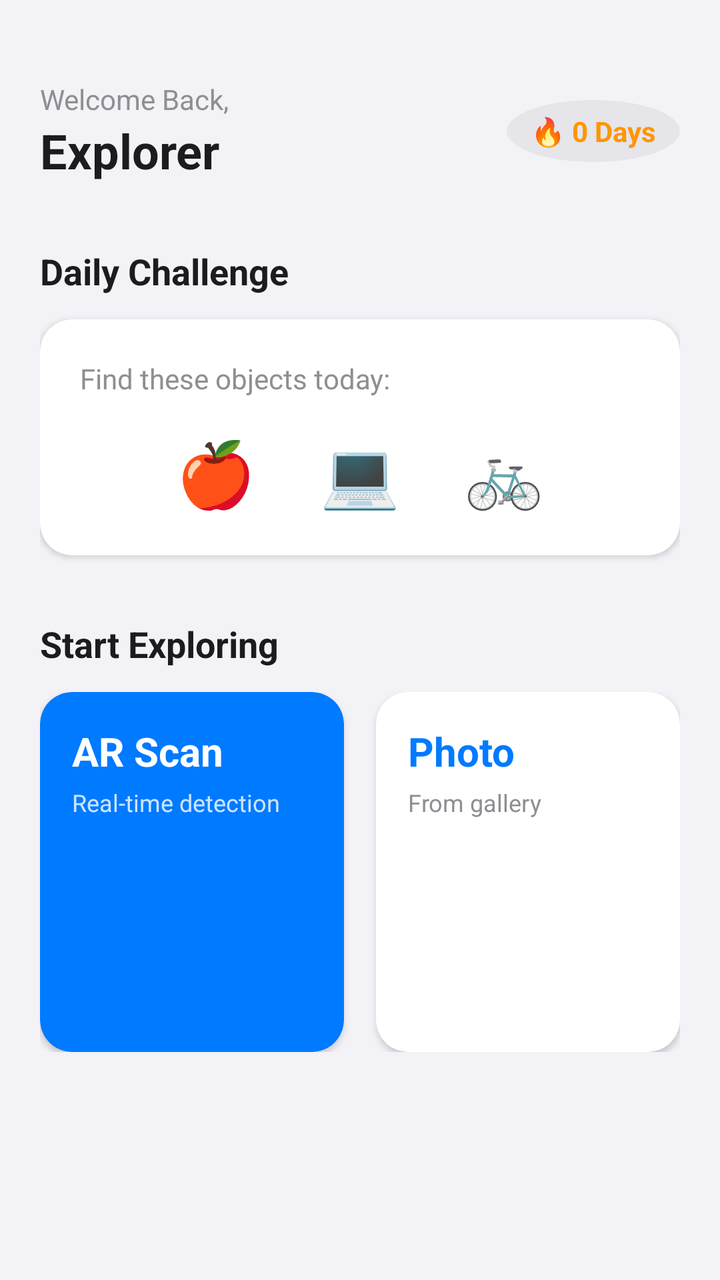
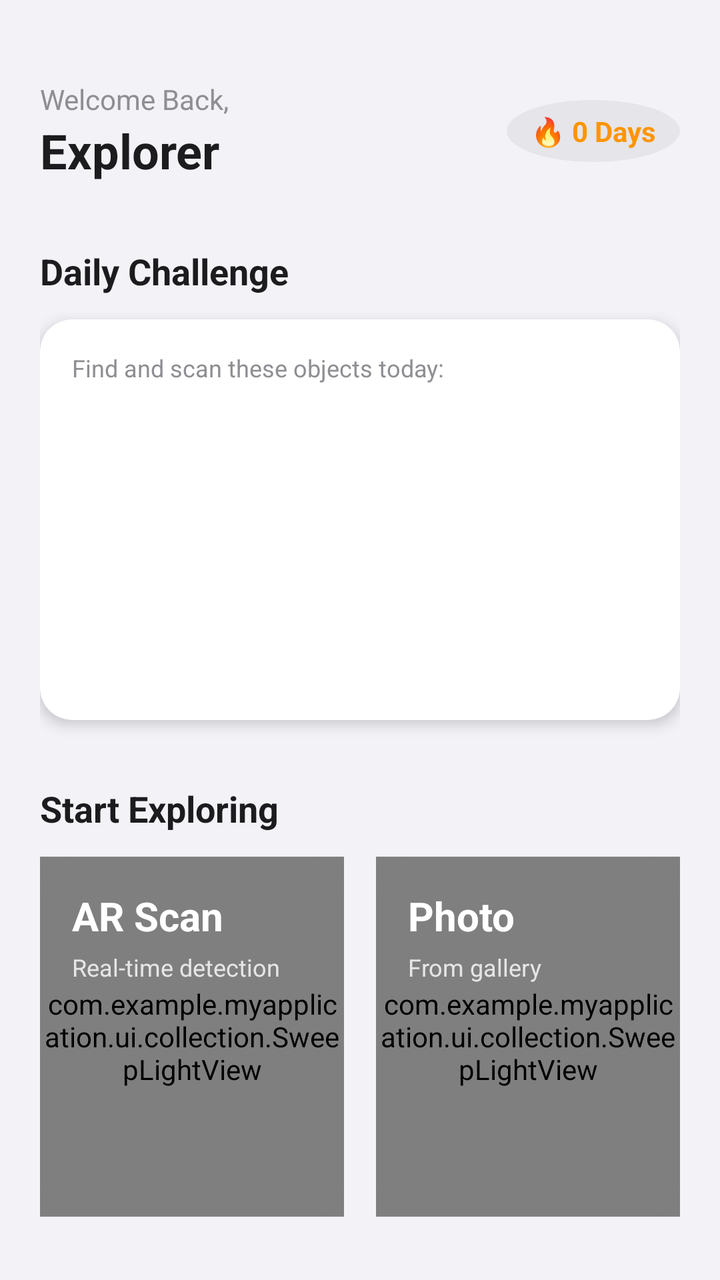

Screens rendered from an Android XML layout before and after an edit, with the pre-edit source and the edit as a unified diff.
<!-- AndroidManifest.xml: application theme Theme.VisionVoice -->
<!-- res/layout/fragment_home.xml -->
<?xml version="1.0" encoding="utf-8"?>
<androidx.core.widget.NestedScrollView xmlns:android="http://schemas.android.com/apk/res/android"
    xmlns:app="http://schemas.android.com/apk/res-auto"
    android:layout_width="match_parent"
    android:layout_height="match_parent"
    android:background="@color/surface_gray"
    android:padding="20dp">

    <LinearLayout
        android:layout_width="match_parent"
        android:layout_height="wrap_content"
        android:orientation="vertical"
        android:paddingTop="20dp">

        
        <LinearLayout
            android:layout_width="match_parent"
            android:layout_height="wrap_content"
            android:gravity="center_vertical"
            android:orientation="horizontal">
            <LinearLayout
                android:layout_width="0dp"
                android:layout_height="wrap_content"
                android:layout_weight="1"
                android:orientation="vertical">
                <TextView
                    android:layout_width="wrap_content"
                    android:layout_height="wrap_content"
                    android:text="Welcome Back,"
                    android:textColor="@color/text_secondary"
                    android:textSize="14sp" />
                <TextView
                    android:layout_width="wrap_content"
                    android:layout_height="wrap_content"
                    android:text="Explorer"
                    android:textColor="@color/text_primary"
                    android:textSize="24sp"
                    android:textStyle="bold" />
            </LinearLayout>
            
            <LinearLayout
                android:layout_width="wrap_content"
                android:layout_height="wrap_content"
                android:background="@drawable/bg_circle_gray"
                android:paddingHorizontal="12dp"
                android:paddingVertical="6dp">
                <TextView
                    android:id="@+id/tvStreakCount"
                    android:layout_width="wrap_content"
                    android:layout_height="wrap_content"
                    android:text="🔥 0 Days"
                    android:textColor="@color/brand_orange"
                    android:textStyle="bold"/>
            </LinearLayout>
        </LinearLayout>

        
        <TextView
            android:layout_width="wrap_content"
            android:layout_height="wrap_content"
            android:text="Daily Challenge"
            android:layout_marginTop="32dp"
            android:layout_marginBottom="12dp"
            android:textSize="18sp"
            android:textStyle="bold"
            android:textColor="@color/text_primary"/>

        <androidx.cardview.widget.CardView
            style="@style/CardStyle"
            android:layout_width="match_parent"
            android:layout_height="wrap_content">
            <LinearLayout
                android:layout_width="match_parent"
                android:layout_height="wrap_content"
                android:padding="20dp"
                android:orientation="vertical">
                <TextView
                    android:layout_width="wrap_content"
                    android:layout_height="wrap_content"
                    android:text="Find these objects today:"
                    android:textColor="@color/text_secondary"/>
                <LinearLayout
                    android:id="@+id/containerDailyTasks"
                    android:layout_width="match_parent"
                    android:layout_height="wrap_content"
                    android:layout_marginTop="16dp"
                    android:orientation="horizontal"
                    android:gravity="center">
                    <TextView
                        android:layout_width="wrap_content"
                        android:layout_height="wrap_content"
                        android:text="🍎"
                        android:textSize="32sp"
                        android:layout_marginEnd="32dp"/>
                    <TextView
                        android:layout_width="wrap_content"
                        android:layout_height="wrap_content"
                        android:text="💻"
                        android:textSize="32sp"
                        android:layout_marginEnd="32dp"/>
                    <TextView
                        android:layout_width="wrap_content"
                        android:layout_height="wrap_content"
                        android:text="🚲"
                        android:textSize="32sp"/>
                </LinearLayout>
            </LinearLayout>
        </androidx.cardview.widget.CardView>

        
        <TextView
            android:layout_width="wrap_content"
            android:layout_height="wrap_content"
            android:text="Start Exploring"
            android:layout_marginTop="32dp"
            android:layout_marginBottom="12dp"
            android:textSize="18sp"
            android:textStyle="bold"
            android:textColor="@color/text_primary"/>

        <LinearLayout
            android:layout_width="match_parent"
            android:layout_height="wrap_content"
            android:orientation="horizontal">

            
            <androidx.cardview.widget.CardView
                android:id="@+id/cardRealtimeScan"
                style="@style/CardStyle"
                app:cardBackgroundColor="@color/brand_blue"
                android:layout_width="0dp"
                android:layout_height="180dp"
                android:layout_weight="1"
                android:layout_marginEnd="8dp">
                <RelativeLayout
                    android:layout_width="match_parent"
                    android:layout_height="match_parent"
                    android:padding="16dp">
                    <TextView
                        android:id="@+id/tvScanTitle"
                        android:layout_width="wrap_content"
                        android:layout_height="wrap_content"
                        android:text="AR Scan"
                        android:textColor="@color/white"
                        android:textSize="20sp"
                        android:textStyle="bold"/>
                    <TextView
                        android:layout_width="wrap_content"
                        android:layout_height="wrap_content"
                        android:layout_below="@id/tvScanTitle"
                        android:text="Real-time detection"
                        android:textColor="#CCFFFFFF"
                        android:textSize="12sp"
                        android:layout_marginTop="4dp"/>
                    
                </RelativeLayout>
            </androidx.cardview.widget.CardView>

            
            <androidx.cardview.widget.CardView
                android:id="@+id/cardPhotoUpload"
                style="@style/CardStyle"
                android:layout_width="0dp"
                android:layout_height="180dp"
                android:layout_weight="1"
                android:layout_marginStart="8dp">
                <RelativeLayout
                    android:layout_width="match_parent"
                    android:layout_height="match_parent"
                    android:padding="16dp">
                    <TextView
                        android:id="@+id/tvPhotoTitle"
                        android:layout_width="wrap_content"
                        android:layout_height="wrap_content"
                        android:text="Photo"
                        android:textColor="@color/brand_blue"
                        android:textSize="20sp"
                        android:textStyle="bold"/>
                    <TextView
                        android:layout_width="wrap_content"
                        android:layout_height="wrap_content"
                        android:layout_below="@id/tvPhotoTitle"
                        android:text="From gallery"
                        android:textColor="@color/text_secondary"
                        android:textSize="12sp"
                        android:layout_marginTop="4dp"/>
                </RelativeLayout>
            </androidx.cardview.widget.CardView>
        </LinearLayout>
        
        <Space android:layout_width="match_parent" android:layout_height="80dp"/>
    </LinearLayout>
</androidx.core.widget.NestedScrollView>
<!-- resources referenced by this layout -->
<resources>
  <color name="brand_blue">#007AFF</color>
  <color name="brand_orange">#FF9500</color>
  <color name="surface_gray">#F2F2F7</color>
  <color name="text_primary">#1C1C1E</color>
  <color name="text_secondary">#8E8E93</color>
  <color name="white">#FFFFFFFF</color>
  <!-- drawable bg_circle_gray (drawable) -->
  <shape xmlns:android="http://schemas.android.com/apk/res/android" android:shape="oval">
      <solid android:color="#E5E5EA" />
  </shape>
  <style name="CardStyle">
          <item name="android:layout_width">match_parent</item>
          <item name="android:layout_height">wrap_content</item>
          <item name="cardCornerRadius">16dp</item>
          <item name="cardElevation">2dp</item>
          <item name="cardBackgroundColor">@color/white</item>
      </style>
  <style name="Theme.VisionVoice" parent="Theme.Material3.DayNight.NoActionBar">
          <item name="colorPrimary">@color/brand_blue</item>
          <item name="colorOnPrimary">@color/white</item>
          <item name="colorSecondary">@color/brand_orange</item>
          <item name="android:statusBarColor">@color/surface_gray</item>
          <item name="android:windowLightStatusBar">true</item>
      </style>
</resources>

<!-- the commit's change to res/layout/fragment_home.xml (unified diff, before → after) -->
@@ -3,21 +3,20 @@
     xmlns:app="http://schemas.android.com/apk/res-auto"
     android:layout_width="match_parent"
     android:layout_height="match_parent"
-    android:background="@color/surface_gray"
-    android:padding="20dp">
+    android:background="@color/surface_gray">
 
     <LinearLayout
         android:layout_width="match_parent"
         android:layout_height="wrap_content"
         android:orientation="vertical"
-        android:paddingTop="20dp">
-
-        
+        android:padding="20dp">
+
         <LinearLayout
             android:layout_width="match_parent"
             android:layout_height="wrap_content"
             android:gravity="center_vertical"
-            android:orientation="horizontal">
+            android:orientation="horizontal"
+            android:layout_marginTop="20dp">
             <LinearLayout
                 android:layout_width="0dp"
                 android:layout_height="wrap_content"
@@ -37,7 +36,6 @@
                     android:textSize="24sp"
                     android:textStyle="bold" />
             </LinearLayout>
-            
             <LinearLayout
                 android:layout_width="wrap_content"
                 android:layout_height="wrap_content"
@@ -54,8 +52,8 @@
             </LinearLayout>
         </LinearLayout>
 
-        
         <TextView
+            android:id="@+id/tvChallengeTitle"
             android:layout_width="wrap_content"
             android:layout_height="wrap_content"
             android:text="Daily Challenge"
@@ -68,46 +66,32 @@
         <androidx.cardview.widget.CardView
             style="@style/CardStyle"
             android:layout_width="match_parent"
-            android:layout_height="wrap_content">
+            android:layout_height="wrap_content"
+            app:cardElevation="4dp">
             <LinearLayout
                 android:layout_width="match_parent"
                 android:layout_height="wrap_content"
-                android:padding="20dp"
+                android:padding="16dp"
                 android:orientation="vertical">
                 <TextView
                     android:layout_width="wrap_content"
                     android:layout_height="wrap_content"
-                    android:text="Find these objects today:"
-                    android:textColor="@color/text_secondary"/>
+                    android:text="Find and scan these objects today:"
+                    android:textColor="@color/text_secondary"
+                    android:textSize="12sp"/>
+
                 <LinearLayout
                     android:id="@+id/containerDailyTasks"
                     android:layout_width="match_parent"
-                    android:layout_height="wrap_content"
-                    android:layout_marginTop="16dp"
+                    android:layout_height="140dp"
+                    android:layout_marginTop="12dp"
                     android:orientation="horizontal"
-                    android:gravity="center">
-                    <TextView
-                        android:layout_width="wrap_content"
-                        android:layout_height="wrap_content"
-                        android:text="🍎"
-                        android:textSize="32sp"
-                        android:layout_marginEnd="32dp"/>
-                    <TextView
-                        android:layout_width="wrap_content"
-                        android:layout_height="wrap_content"
-                        android:text="💻"
-                        android:textSize="32sp"
-                        android:layout_marginEnd="32dp"/>
-                    <TextView
-                        android:layout_width="wrap_content"
-                        android:layout_height="wrap_content"
-                        android:text="🚲"
-                        android:textSize="32sp"/>
+                    android:gravity="center"
+                    android:weightSum="3">
                 </LinearLayout>
             </LinearLayout>
         </androidx.cardview.widget.CardView>
 
-        
         <TextView
             android:layout_width="wrap_content"
             android:layout_height="wrap_content"
@@ -123,71 +107,114 @@
             android:layout_height="wrap_content"
             android:orientation="horizontal">
 
-            
-            <androidx.cardview.widget.CardView
-                android:id="@+id/cardRealtimeScan"
-                style="@style/CardStyle"
-                app:cardBackgroundColor="@color/brand_blue"
+            <FrameLayout
                 android:layout_width="0dp"
                 android:layout_height="180dp"
                 android:layout_weight="1"
                 android:layout_marginEnd="8dp">
-                <RelativeLayout
+
+                <com.example.myapplication.ui.custom.GravityShimmerView
+                    android:id="@+id/shimmerBgScan"
+                    android:layout_width="match_parent"
+                    android:layout_height="match_parent" />
+
+                <androidx.cardview.widget.CardView
+                    android:id="@+id/cardRealtimeScan"
                     android:layout_width="match_parent"
                     android:layout_height="match_parent"
-                    android:padding="16dp">
-                    <TextView
-                        android:id="@+id/tvScanTitle"
-                        android:layout_width="wrap_content"
-                        android:layout_height="wrap_content"
-                        android:text="AR Scan"
-                        android:textColor="@color/white"
-                        android:textSize="20sp"
-                        android:textStyle="bold"/>
-                    <TextView
-                        android:layout_width="wrap_content"
-                        android:layout_height="wrap_content"
-                        android:layout_below="@id/tvScanTitle"
-                        android:text="Real-time detection"
-                        android:textColor="#CCFFFFFF"
-                        android:textSize="12sp"
-                        android:layout_marginTop="4dp"/>
-                    
-                </RelativeLayout>
-            </androidx.cardview.widget.CardView>
-
-            
-            <androidx.cardview.widget.CardView
-                android:id="@+id/cardPhotoUpload"
-                style="@style/CardStyle"
+                    app:cardBackgroundColor="@android:color/transparent"
+                    app:cardElevation="0dp"
+                    app:cardCornerRadius="16dp">
+
+                    <FrameLayout
+                        android:layout_width="match_parent"
+                        android:layout_height="match_parent">
+
+                        <com.example.myapplication.ui.collection.SweepLightView
+                            android:id="@+id/sweepLightScan"
+                            android:layout_width="match_parent"
+                            android:layout_height="match_parent" />
+
+                        <RelativeLayout
+                            android:layout_width="match_parent"
+                            android:layout_height="match_parent"
+                            android:padding="16dp">
+
+                            <TextView
+                                android:id="@+id/tvScanTitle"
+                                android:layout_width="wrap_content"
+                                android:layout_height="wrap_content"
+                                android:text="AR Scan"
+                                android:textColor="@color/white"
+                                android:textSize="20sp"
+                                android:textStyle="bold" />
+                            <TextView
+                                android:layout_width="wrap_content"
+                                android:layout_height="wrap_content"
+                                android:layout_below="@id/tvScanTitle"
+                                android:layout_marginTop="4dp"
+                                android:text="Real-time detection"
+                                android:textColor="#CCFFFFFF"
+                                android:textSize="12sp" />
+                        </RelativeLayout>
+                    </FrameLayout>
+                </androidx.cardview.widget.CardView>
+            </FrameLayout>
+
+            <FrameLayout
                 android:layout_width="0dp"
                 android:layout_height="180dp"
                 android:layout_weight="1"
                 android:layout_marginStart="8dp">
-                <RelativeLayout
+
+                <com.example.myapplication.ui.custom.GravityShimmerView
+                    android:id="@+id/shimmerBgPhoto"
+                    android:layout_width="match_parent"
+                    android:layout_height="match_parent" />
+
+                <androidx.cardview.widget.CardView
+                    android:id="@+id/cardPhotoUpload"
                     android:layout_width="match_parent"
                     android:layout_height="match_parent"
-                    android:padding="16dp">
-                    <TextView
-                        android:id="@+id/tvPhotoTitle"
-                        android:layout_width="wrap_content"
-                        android:layout_height="wrap_content"
-                        android:text="Photo"
-                        android:textColor="@color/brand_blue"
-                        android:textSize="20sp"
-                        android:textStyle="bold"/>
-                    <TextView
-                        android:layout_width="wrap_content"
-                        android:layout_height="wrap_content"
-                        android:layout_below="@id/tvPhotoTitle"
-                        android:text="From gallery"
-                        android:textColor="@color/text_secondary"
-                        android:textSize="12sp"
-                        android:layout_marginTop="4dp"/>
-                </RelativeLayout>
-            </androidx.cardview.widget.CardView>
+                    app:cardBackgroundColor="@android:color/transparent"
+                    app:cardElevation="0dp"
+                    app:cardCornerRadius="16dp">
+
+                    <FrameLayout
+                        android:layout_width="match_parent"
+                        android:layout_height="match_parent">
+
+                        <com.example.myapplication.ui.collection.SweepLightView
+                            android:id="@+id/sweepLightPhoto"
+                            android:layout_width="match_parent"
+                            android:layout_height="match_parent" />
+
+                        <RelativeLayout
+                            android:layout_width="match_parent"
+                            android:layout_height="match_parent"
+                            android:padding="16dp">
+                            <TextView
+                                android:id="@+id/tvPhotoTitle"
+                                android:layout_width="wrap_content"
+                                android:layout_height="wrap_content"
+                                android:text="Photo"
+                                android:textColor="@color/white"
+                                android:textSize="20sp"
+                                android:textStyle="bold"/>
+                            <TextView
+                                android:layout_width="wrap_content"
+                                android:layout_height="wrap_content"
+                                android:layout_below="@id/tvPhotoTitle"
+                                android:text="From gallery"
+                                android:textColor="#CCFFFFFF"
+                                android:textSize="12sp"
+                                android:layout_marginTop="4dp"/>
+                        </RelativeLayout>
+                    </FrameLayout>
+                </androidx.cardview.widget.CardView>
+            </FrameLayout>
         </LinearLayout>
-        
-        <Space android:layout_width="match_parent" android:layout_height="80dp"/>
+
+        <Space android:layout_width="match_parent" android:layout_height="100dp"/>
     </LinearLayout>
 </androidx.core.widget.NestedScrollView>
